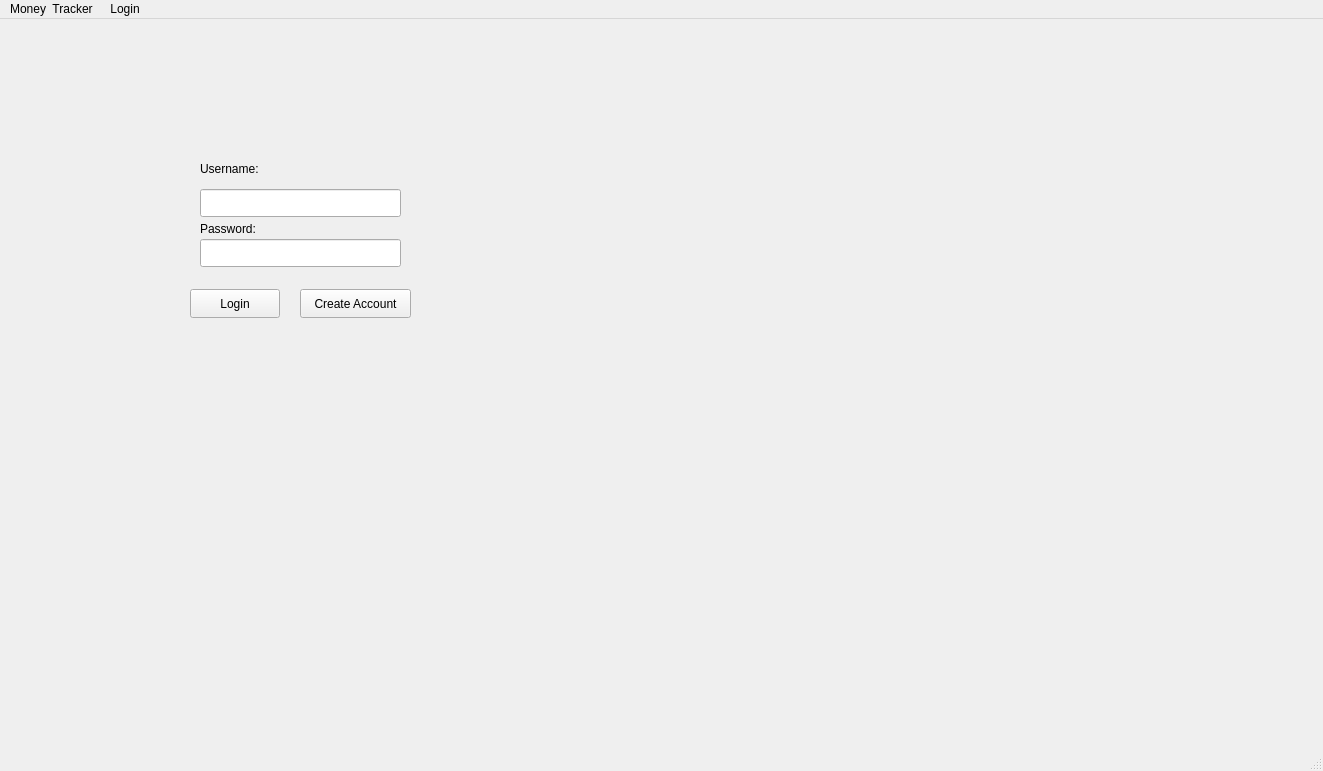
Qt form login.ui (aarcand3/COMP4960-Money-Trackers) before a commit.
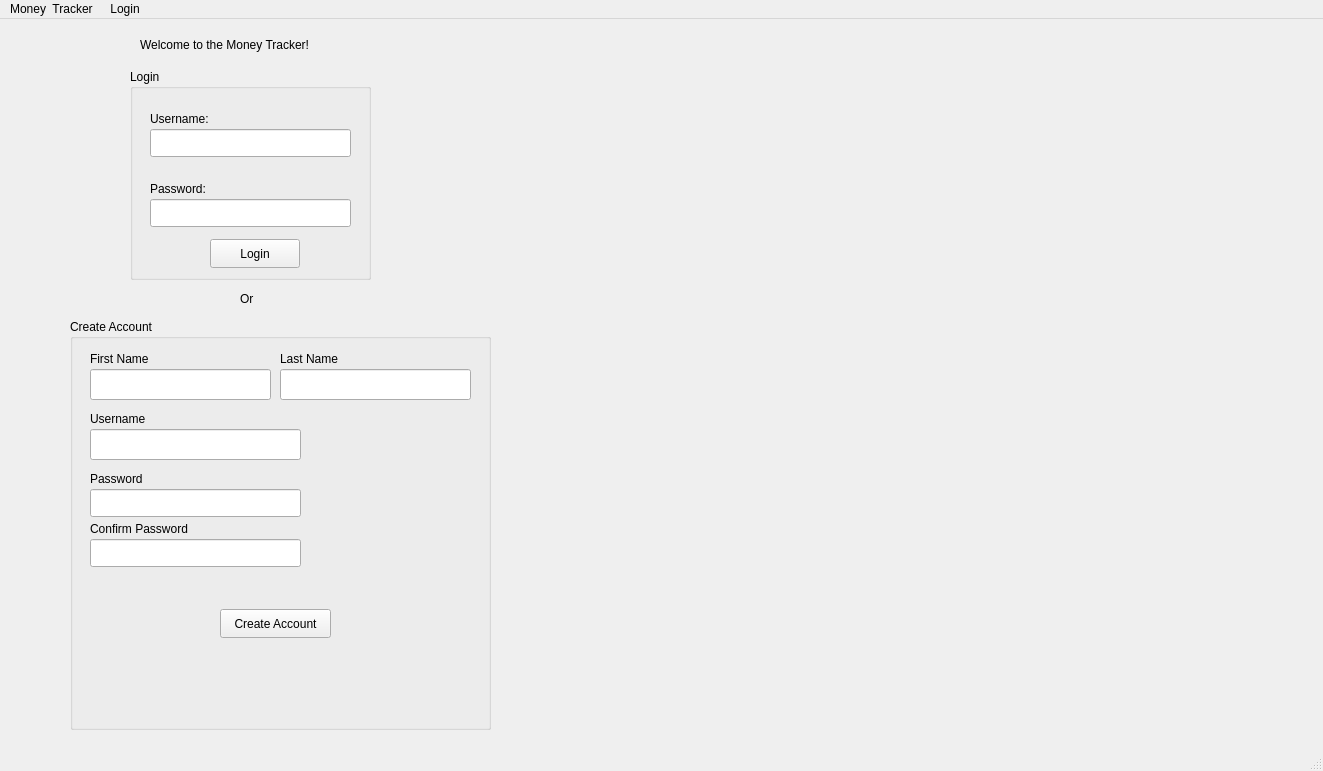
The same form after that commit.

Commit message: Adjusted the login page to intake new account

What changed in the file:
```diff
--- a/login.ui
+++ b/login.ui
@@ -14,77 +14,244 @@
    <string>MainWindow</string>
   </property>
   <widget class="QWidget" name="centralwidget">
-   <widget class="QPushButton" name="login_button">
+   <widget class="QGroupBox" name="createAccountBox">
     <property name="geometry">
      <rect>
-      <x>190</x>
-      <y>270</y>
-      <width>90</width>
-      <height>29</height>
+      <x>70</x>
+      <y>300</y>
+      <width>421</width>
+      <height>411</height>
      </rect>
     </property>
-    <property name="text">
-     <string>Login</string>
-    </property>
-   </widget>
-   <widget class="QPushButton" name="create_button">
-    <property name="geometry">
-     <rect>
-      <x>300</x>
-      <y>270</y>
-      <width>111</width>
-      <height>29</height>
-     </rect>
-    </property>
-    <property name="text">
+    <property name="title">
      <string>Create Account</string>
     </property>
+    <widget class="QLineEdit" name="lastnameEdit">
+     <property name="geometry">
+      <rect>
+       <x>210</x>
+       <y>50</y>
+       <width>191</width>
+       <height>31</height>
+      </rect>
+     </property>
+    </widget>
+    <widget class="QLineEdit" name="firstnameEdit">
+     <property name="geometry">
+      <rect>
+       <x>20</x>
+       <y>50</y>
+       <width>181</width>
+       <height>31</height>
+      </rect>
+     </property>
+    </widget>
+    <widget class="QLabel" name="firstnameLabel">
+     <property name="geometry">
+      <rect>
+       <x>20</x>
+       <y>30</y>
+       <width>101</width>
+       <height>20</height>
+      </rect>
+     </property>
+     <property name="text">
+      <string>First Name</string>
+     </property>
+    </widget>
+    <widget class="QLabel" name="lastnameLabel">
+     <property name="geometry">
+      <rect>
+       <x>210</x>
+       <y>30</y>
+       <width>91</width>
+       <height>20</height>
+      </rect>
+     </property>
+     <property name="text">
+      <string>Last Name</string>
+     </property>
+    </widget>
+    <widget class="QLineEdit" name="usernameEdit">
+     <property name="geometry">
+      <rect>
+       <x>20</x>
+       <y>110</y>
+       <width>211</width>
+       <height>31</height>
+      </rect>
+     </property>
+    </widget>
+    <widget class="QLabel" name="usernamelabel">
+     <property name="geometry">
+      <rect>
+       <x>20</x>
+       <y>90</y>
+       <width>91</width>
+       <height>20</height>
+      </rect>
+     </property>
+     <property name="text">
+      <string>Username</string>
+     </property>
+    </widget>
+    <widget class="QLineEdit" name="passwordEdit">
+     <property name="geometry">
+      <rect>
+       <x>20</x>
+       <y>170</y>
+       <width>211</width>
+       <height>28</height>
+      </rect>
+     </property>
+    </widget>
+    <widget class="QLabel" name="passwordLabe">
+     <property name="geometry">
+      <rect>
+       <x>20</x>
+       <y>150</y>
+       <width>91</width>
+       <height>20</height>
+      </rect>
+     </property>
+     <property name="text">
+      <string>Password</string>
+     </property>
+    </widget>
+    <widget class="QLineEdit" name="confirmEdit">
+     <property name="geometry">
+      <rect>
+       <x>20</x>
+       <y>220</y>
+       <width>211</width>
+       <height>28</height>
+      </rect>
+     </property>
+    </widget>
+    <widget class="QLabel" name="confirmLabel">
+     <property name="geometry">
+      <rect>
+       <x>20</x>
+       <y>200</y>
+       <width>141</width>
+       <height>20</height>
+      </rect>
+     </property>
+     <property name="text">
+      <string>Confirm Password</string>
+     </property>
+    </widget>
+    <widget class="QPushButton" name="createaccount_button">
+     <property name="geometry">
+      <rect>
+       <x>150</x>
+       <y>290</y>
+       <width>111</width>
+       <height>29</height>
+      </rect>
+     </property>
+     <property name="text">
+      <string>Create Account</string>
+     </property>
+    </widget>
    </widget>
-   <widget class="QLineEdit" name="pw_box">
+   <widget class="QLabel" name="welcomeLabel">
     <property name="geometry">
      <rect>
-      <x>200</x>
-      <y>220</y>
-      <width>201</width>
-      <height>28</height>
+      <x>140</x>
+      <y>-10</y>
+      <width>301</width>
+      <height>71</height>
      </rect>
     </property>
-   </widget>
-   <widget class="QLabel" name="pass_label">
-    <property name="geometry">
-     <rect>
-      <x>200</x>
-      <y>200</y>
-      <width>81</width>
-      <height>20</height>
-     </rect>
-    </property>
     <property name="text">
-     <string>Password:</string>
+     <string>Welcome to the Money Tracker!</string>
     </property>
    </widget>
-   <widget class="QLabel" name="User_label">
+   <widget class="QLabel" name="orlabel">
     <property name="geometry">
      <rect>
-      <x>200</x>
-      <y>140</y>
-      <width>81</width>
+      <x>240</x>
+      <y>270</y>
+      <width>63</width>
       <height>20</height>
      </rect>
     </property>
     <property name="text">
-     <string>Username:</string>
+     <string>Or</string>
     </property>
    </widget>
-   <widget class="QLineEdit" name="user_box">
+   <widget class="QGroupBox" name="groupBox">
     <property name="geometry">
      <rect>
-      <x>200</x>
-      <y>170</y>
-      <width>201</width>
-      <height>28</height>
+      <x>130</x>
+      <y>50</y>
+      <width>241</width>
+      <height>211</height>
      </rect>
     </property>
+    <property name="title">
+     <string>Login</string>
+    </property>
+    <widget class="QLabel" name="User_label">
+     <property name="geometry">
+      <rect>
+       <x>20</x>
+       <y>40</y>
+       <width>81</width>
+       <height>20</height>
+      </rect>
+     </property>
+     <property name="text">
+      <string>Username:</string>
+     </property>
+    </widget>
+    <widget class="QLineEdit" name="user_box">
+     <property name="geometry">
+      <rect>
+       <x>20</x>
+       <y>60</y>
+       <width>201</width>
+       <height>28</height>
+      </rect>
+     </property>
+    </widget>
+    <widget class="QLabel" name="pass_label">
+     <property name="geometry">
+      <rect>
+       <x>20</x>
+       <y>110</y>
+       <width>81</width>
+       <height>20</height>
+      </rect>
+     </property>
+     <property name="text">
+      <string>Password:</string>
+     </property>
+    </widget>
+    <widget class="QLineEdit" name="pw_box">
+     <property name="geometry">
+      <rect>
+       <x>20</x>
+       <y>130</y>
+       <width>201</width>
+       <height>28</height>
+      </rect>
+     </property>
+    </widget>
+    <widget class="QPushButton" name="login_button">
+     <property name="geometry">
+      <rect>
+       <x>80</x>
+       <y>170</y>
+       <width>90</width>
+       <height>29</height>
+      </rect>
+     </property>
+     <property name="text">
+      <string>Login</string>
+     </property>
+    </widget>
    </widget>
   </widget>
   <widget class="QMenuBar" name="menubar">
```
The commit also changes 3 other files.
